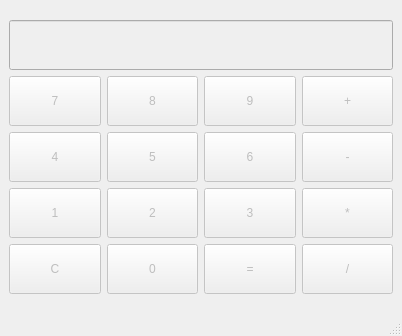
gedgeo/C-, file CalculatriceV2/calculatrice.ui: the form before one commit.
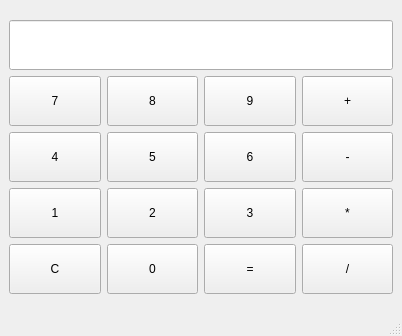
The form after the commit.

Diff of the .ui file:
```diff
--- a/CalculatriceV2/calculatrice.ui
+++ b/CalculatriceV2/calculatrice.ui
@@ -3,7 +3,7 @@
  <class>Calculatrice</class>
  <widget class="QMainWindow" name="Calculatrice">
   <property name="enabled">
-   <bool>false</bool>
+   <bool>true</bool>
   </property>
   <property name="geometry">
    <rect>
```
